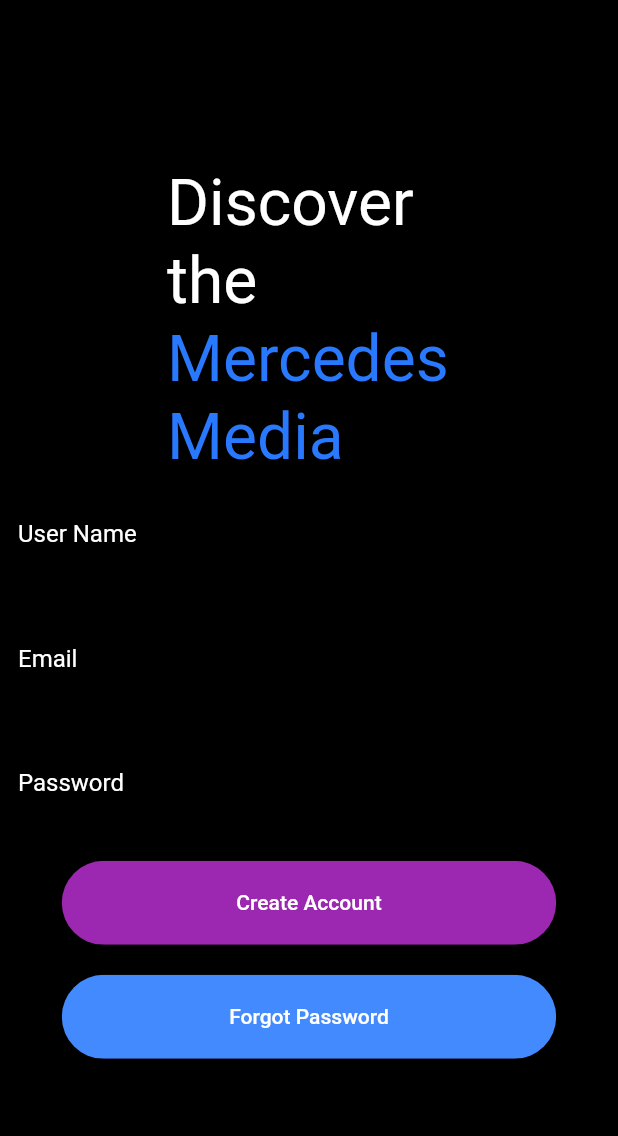
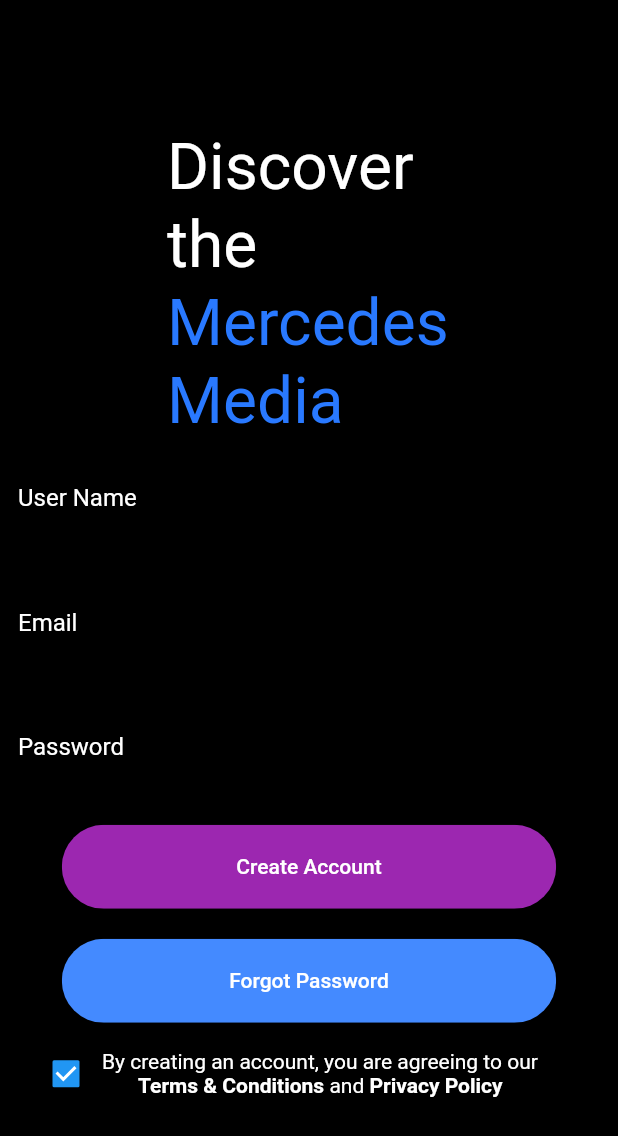
Before and after one commit to mucahitkosgen/mobillappmercedes, a Flutter app: the AccountIslemleri screen opened directly, on a phone screen of 412 x 824 dp. Shown: the top 1136 px of the screen. Run offline on Flutter 3.47's test engine with Material 2 defaults, Android fonts, the light colour scheme and no system bars; our stand-ins replace cloud_firestore, easy_localization, firebase_auth, firebase_core, firebase_storage, flutter_markdown and 4 more; missing offline and left inert: dart:html, syncfusion_flutter_core; accounts and stored records are empty; key blocks and very long unbroken strings in the code were emptied for the run.

Commit message:
privacyandpolicy

```diff
--- a/lib/createAccount.dart
+++ b/lib/createAccount.dart
@@ -4,8 +4,20 @@
 import 'package:flutter_svg/svg.dart';
 import 'package:mobilappmercedes/createAccount.dart';
 import 'package:mobilappmercedes/login.dart';
-
 import 'components/rounded_button.dart';
+import 'package:cloud_firestore/cloud_firestore.dart';
+import 'package:flutter/gestures.dart';
+import 'package:flutter/material.dart';
+import 'package:firebase_auth/firebase_auth.dart';
+import 'package:flutter_svg/svg.dart';
+import 'package:mobilappmercedes/createAccount.dart';
+import 'package:mobilappmercedes/dialogs/policy_dialog.dart';
+import 'package:mobilappmercedes/dialogs/terms_and_conditions_dialog.dart';
+import 'package:mobilappmercedes/login.dart';
+import 'package:flutter_markdown/flutter_markdown.dart';
+import 'components/rounded_button.dart';
+import 'package:mobilappmercedes/dialogs/policy_dialog.dart';
+import 'package:mobilappmercedes/dialogs/terms_and_conditions_dialog.dart';
 
 FirebaseAuth _auth = FirebaseAuth.instance;
 
@@ -16,6 +28,14 @@
 
 class _AccountIslemleriState extends State<AccountIslemleri> {
   late String kullaniciAdi, email, password;
+  late bool _checkbox = true;
+
+  // ignore: unnecessary_getters_setters
+  bool get checkbox => _checkbox;
+
+  set checkbox(bool checkbox) {
+    _checkbox = checkbox;
+  }
 
   get users => null;
 
@@ -120,6 +140,72 @@
               color: Colors.blueAccent,
               press: _resetPassword,
             ),
+            Padding(
+              padding: const EdgeInsets.only(left: 20), //
+              child: Row(
+                children: [
+                  Checkbox(
+                    side: BorderSide(
+                      // ======> CHANGE THE BORDER COLOR HERE <======
+                      color: Colors.blue,
+                      // Give your checkbox border a custom width
+                      width: 1.5,
+                    ),
+                    value: _checkbox,
+                    activeColor: Colors.blue,
+                    onChanged: (value) {
+                      setState(() {
+                        _checkbox = !_checkbox;
+                      });
+                    },
+                  ),
+                  Text.rich(
+                    TextSpan(
+                        text:
+                            "By creating an account, you are agreeing to our\n",
+                        style: TextStyle(color: Colors.white),
+                        children: [
+                          TextSpan(
+                              text: "       Terms & Conditions ",
+                              style: TextStyle(
+                                  fontWeight: FontWeight.bold,
+                                  color: Colors.white),
+                              recognizer: TapGestureRecognizer()
+                                ..onTap = () {
+                                  showDialog(
+                                    context: context,
+                                    builder: (context) {
+                                      return TermsAndConditionsDialog(
+                                        mdFileName: 'terms_and_conditions.md',
+                                      );
+                                    },
+                                  );
+                                }),
+                          TextSpan(
+                            text: "and",
+                            style: TextStyle(color: Colors.white),
+                          ),
+                          TextSpan(
+                              text: " Privacy Policy",
+                              style: TextStyle(
+                                  fontWeight: FontWeight.bold,
+                                  color: Colors.white),
+                              recognizer: TapGestureRecognizer()
+                                ..onTap = () {
+                                  showDialog(
+                                    context: context,
+                                    builder: (context) {
+                                      return PolicyDialog(
+                                        mdFileName: 'privacy_policy.md',
+                                      );
+                                    },
+                                  );
+                                })
+                        ]),
+                  )
+                ],
+              ),
+            )
           ],
         ),
       ),
--- a/lib/main.dart
+++ b/lib/main.dart
@@ -46,7 +46,7 @@
           // is not restarted.
           primarySwatch: Colors.blue,
         ),
-        home: editProfile(),
+        home: App(),
       ),
     );
   }
--- a/pubspec.yaml
+++ b/pubspec.yaml
@@ -51,7 +51,8 @@
   easy_localization: ^3.0.0
   timeago: ^3.1.0
   image: ^3.1.0
-
+  flutter_markdown: ^0.6.9
+  animations: ^2.0.2
 
 
 dev_dependencies:
```
Also changed, not shown: lib/dialogs/policy_dialog.dart (added, +71 -0 lines), lib/dialogs/terms_and_conditions_dialog.dart (added, +71 -0 lines), lib/edit_profile.dart (+41 -62 lines), pubspec.lock, 2 other files.
